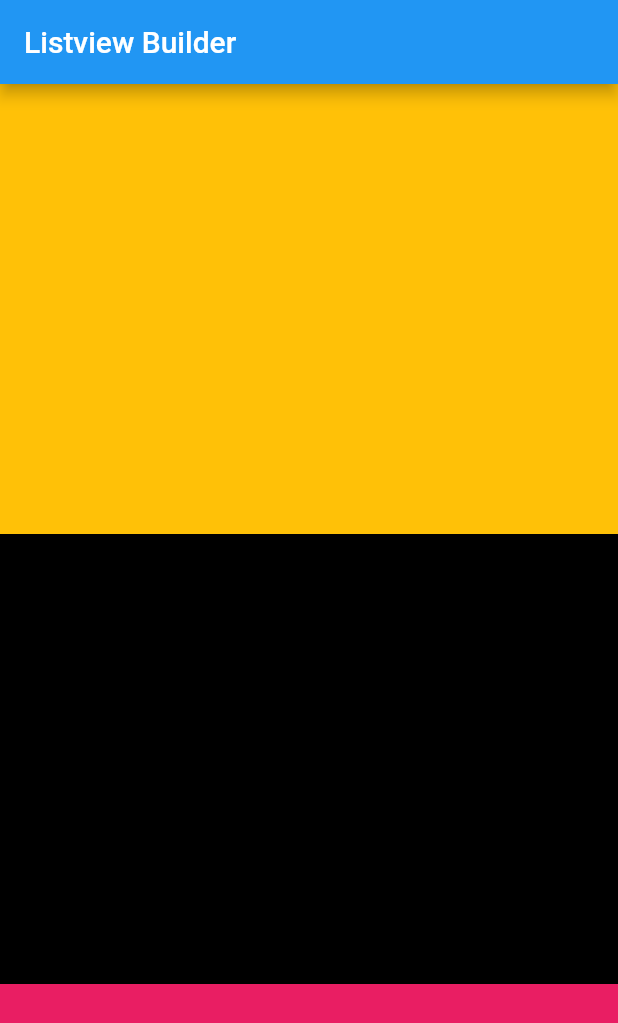
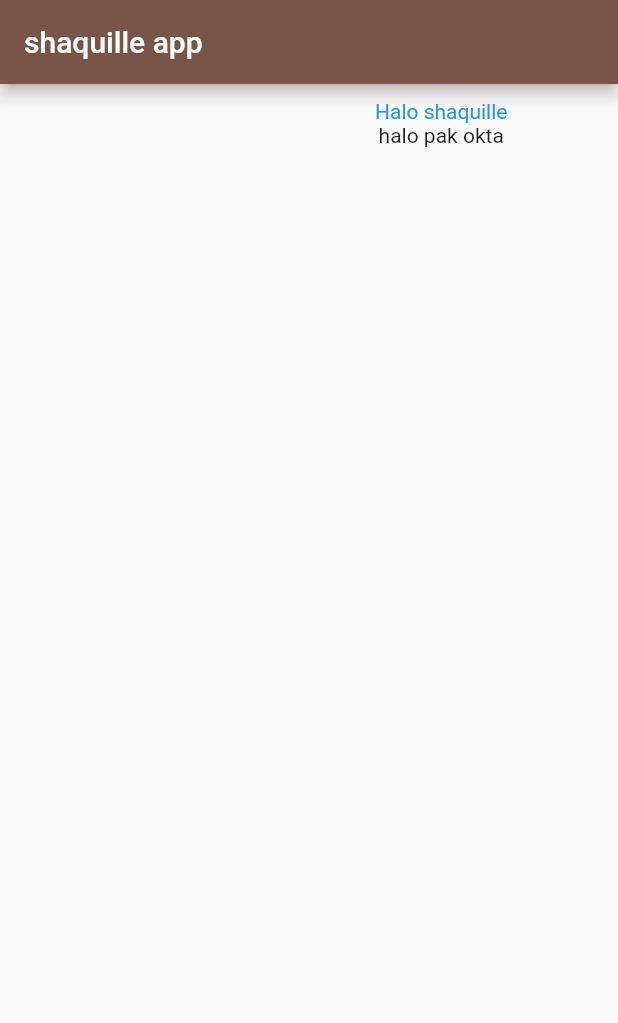
Before and after one commit to daniandraaa/belajarfluttersekolah, a Flutter app: the screen it shows after launch, on a phone screen of 412 x 824 dp. Shown: the top 1023 px of the screen. Run offline on Flutter 3.47's test engine with Material 2 defaults, Android fonts, the phone set to English and light mode, and no system bars.

Commit message:
shaquille mau liat

```diff
--- a/lib/main.dart
+++ b/lib/main.dart
@@ -1,4 +1,5 @@
 import 'package:belajaran/latihan4.dart';
+import 'package:belajaran/pertama.dart';
 import 'package:flutter/material.dart';
 
 void main() {
@@ -25,7 +26,7 @@ class MyApp extends StatelessWidget {
         // is not restarted.
         primarySwatch: Colors.blue,
       ),
-      home: Latihankeempat(),
+      home: const PErtamalah(),
       debugShowCheckedModeBanner: false,
     );
   }
--- /dev/null
+++ b/lib/pertama.dart
@@ -0,0 +1,29 @@
+import 'package:flutter/material.dart';
+
+class PErtamalah extends StatelessWidget {
+  const PErtamalah({Key? key}) : super(key: key);
+
+  @override
+  Widget build(BuildContext context) {
+    return Scaffold(
+      appBar: AppBar(
+        title: const Text("shaquille app"),
+        backgroundColor: Colors.brown,
+      ),
+      body: SafeArea(
+        child: Padding(
+          padding: const EdgeInsets.fromLTRB(250, 10, 0, 0),
+          child: Column(
+            children: const [
+              Text(
+                "Halo shaquille",
+                style: TextStyle(color: Colors.blue),
+              ),
+              Text("halo pak okta"),
+            ],
+          ),
+        ),
+      ),
+    );
+  }
+}
```
